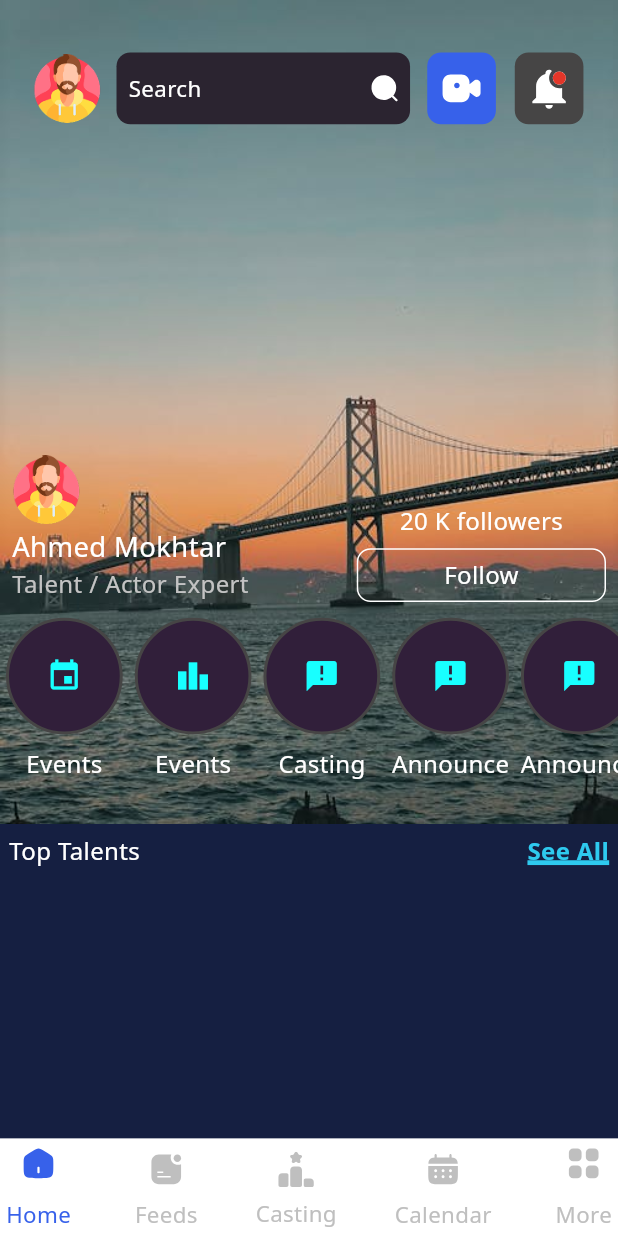
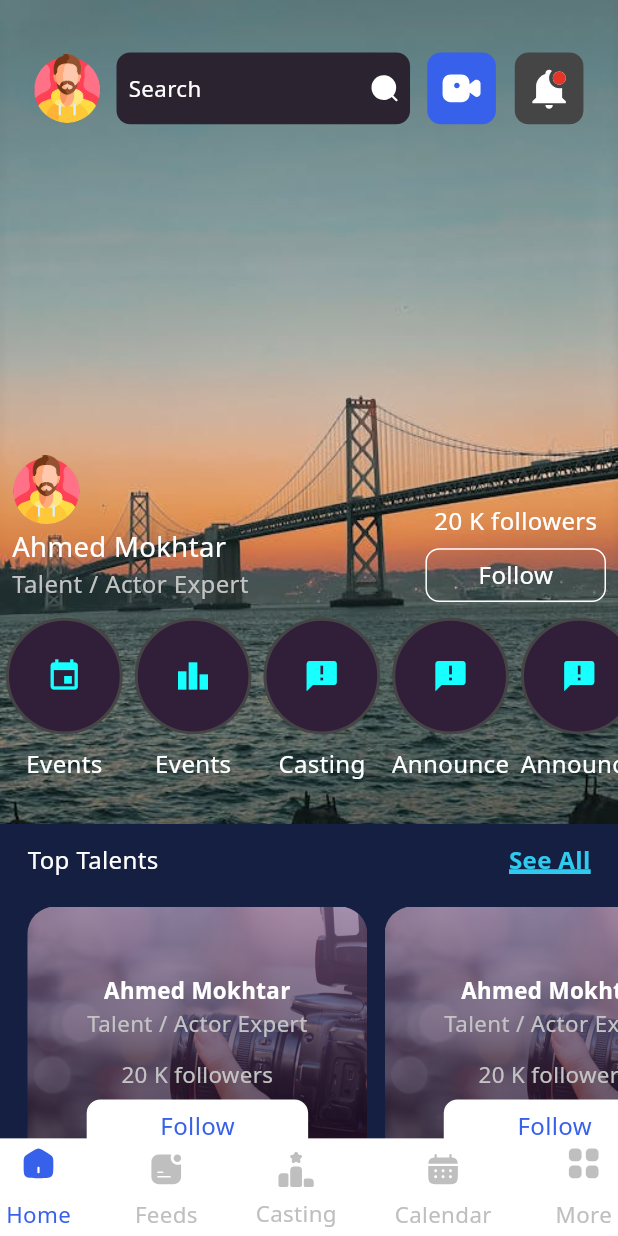
Before and after one commit to TopBusiness-Flutter-Projects/mawhebtak, a Flutter app: the MainScreen screen opened by its route, on a phone screen of 412 x 824 dp. Run offline on Flutter 3.47's test engine with Material 3 defaults, Android fonts, the light colour scheme and no system bars; drawn by our look-alikes of auto_size_text; our stand-ins replace awesome_dialog, cached_network_image, connectivity_plus, dartz, dio, easy_localization and 11 more; missing offline and left inert: overlay_loader_with_app_icon; accounts and stored records are empty; Roboto replaces fonts that are missing (Noto Sans); project files that could hold a hidden picture were left out.

Commit message:
edits home'

```diff
--- a/assets/lang/ar.json
+++ b/assets/lang/ar.json
@@ -30,6 +30,7 @@
   "forget_Password": "نسيت كلمة المرور",
   "reset_password": "اعادة تعين كلمة المرور",
   "follow": "متابعه",
+  "top_events": "اهم الاحداث",
   "sanaaaaaaaaaaaaaaaaaaaaaaaaaa": ""
 
 }
--- a/assets/lang/en.json
+++ b/assets/lang/en.json
@@ -28,5 +28,6 @@
     "forget_Password": "Forget Password",
     "reset_password": "Reset Password",
     "follow": "Follow",
+    "top_events": "Top Events",
     "sanaaaaaaaaaaaaaaaaaaaaaaaaaa": ""
 }
--- a/lib/core/utils/app_fonts.dart
+++ b/lib/core/utils/app_fonts.dart
@@ -66,6 +66,7 @@ TextStyle getMediumStyle({Color? color, double? fontHeight, double? fontSize}) {
       fontWeight: FontWeight.w500,
       fontSize: fontSize ?? 18.sp,
       fontHeight: fontHeight);
+
 }
 
 // semi bold style 600
--- a/lib/core/utils/assets_manager.dart
+++ b/lib/core/utils/assets_manager.dart
@@ -13,6 +13,7 @@ class ImageAssets {
   static const String logo2Image = '$imagePath/app_icon.png';
   static const String logo3Image = '$imagePath/app_icon.png';
   static const String logoImage = '$imagePath/1.png';
+  static const String homeTestImage = '$imagePath/home_test_image.png';
   // static const String profileDefault = '$imagePath/1.png';
   static const String topbusinessImage = '$imagePath/topbusiness.png';
   static const String introBackgroundImage = '$imagePath/on1.png';
@@ -39,6 +40,7 @@ class AppIcons {
   static const String more = '$iconsPath/More.svg';
   static const String searchIcon = '$iconsPath/search_icon.svg';
   static const String videoIcon = '$iconsPath/video_icon.svg';
+  static const String calenderIcon = '$iconsPath/calender.svg';
   static const String notificationIcon = '$iconsPath/notification_icon.svg';
   static const String profileDefault = '$iconsPath/profile_image.svg';
 
--- a/lib/features/home/button.dart
+++ b/lib/features/home/follow_button.dart
@@ -1,3 +1,4 @@
+import 'package:auto_size_text/auto_size_text.dart';
 import 'package:flutter/material.dart';
 import 'package:flutter_screenutil/flutter_screenutil.dart';
 
@@ -5,19 +6,21 @@ import '../../../core/utils/app_colors.dart';
 import '../../../core/utils/app_strings.dart';
 import '../../../core/utils/get_size.dart';
 
-class CustomButtonnnnnnnn extends StatelessWidget {
-  const CustomButtonnnnnnnn({
+class CustomContainerButton extends StatelessWidget {
+  const CustomContainerButton({
     super.key,
     this.onTap,
     required this.title,
     this.color,
     this.height,
+    this.width,
     this.textColor,
   });
   final  void Function()? onTap;
   final String title;
   final Color ?textColor;
   final double ?height;
+  final double ?width;
   final Color ?color;
   @override
   Widget build(BuildContext context) {
@@ -26,15 +29,15 @@ class CustomButtonnnnnnnn extends StatelessWidget {
       //   borderRadius: BorderRadius.circular(getSize(context) / 12),
       child: Container(
         height: height??30.h,
-        // width: double.infinity,
+         width: width??null,
         alignment: Alignment.center,
-        padding: EdgeInsets.symmetric(horizontal: 50.w),
+        padding: EdgeInsets.symmetric(horizontal: 30.w),
         decoration: BoxDecoration(
             color: color??AppColors.transparent,
             borderRadius: BorderRadius.circular(8.r),
             border: Border.all(width: 1.0,color: AppColors.white)
         ),
-        child: Text(
+        child: AutoSizeText(
           title,
           style: TextStyle(
               color:textColor ??AppColors.white,
--- a/lib/features/home/screens/home_screen.dart
+++ b/lib/features/home/screens/home_screen.dart
@@ -4,6 +4,8 @@ import 'package:flutter/material.dart';
 import 'package:flutter_svg/flutter_svg.dart';
 import 'package:mawhebtak/features/home/screens/widgets/custom_list.dart';
 import 'package:mawhebtak/features/home/screens/widgets/custom_row.dart';
+import 'package:mawhebtak/features/home/screens/widgets/custom_top_event.dart';
+import 'package:mawhebtak/features/home/screens/widgets/custom_top_talents_list.dart';
 import 'package:mawhebtak/features/home/screens/widgets/under_custom_row.dart';
 import 'package:video_player/video_player.dart';
 import 'package:flutter_bloc/flutter_bloc.dart';
@@ -12,6 +14,7 @@ import 'package:mawhebtak/features/home/screens/widgets/custom_app_bar_row.dart'
 import '../../../core/exports.dart';
 import '../cubit/home_cubit.dart';
 import '../cubit/home_state.dart';
+import '../follow_button.dart';
 final List<_HomeItem> items = [
   _HomeItem(icon: Icons.event, label: 'Events'),
   _HomeItem(icon: Icons.leaderboard, label: 'Events'),
@@ -60,56 +63,71 @@ class _HomeScreenState extends State<HomeScreen> {
 
   @override
   Widget build(BuildContext context) {
-
     var cubit = context.read<HomeCubit>();
     return BlocBuilder<HomeCubit, HomeState>(builder: (context, state) {
-      return Container(
-        height: getHeightSize(context),
+      return Scaffold(
+        body: Container(
+        //  height: getHeightSize(context),
           width: getWidthSize(context),
           color: AppColors.homeColor,
-        child:  Column(
-          crossAxisAlignment: CrossAxisAlignment.start,
-          mainAxisAlignment: MainAxisAlignment.start,
+          child: ListView(
+           // crossAxisAlignment: CrossAxisAlignment.start,
             children: [
               Stack(
                 children: [
-              Container(
-               // color: Colors.green,
+                  SizedBox(
                     height: getHeightSize(context) / 1.5,
                     width: getWidthSize(context),
-                child: Image.asset(ImageAssets.testImage, width: getWidthSize(context) ,  height: getHeightSize(context) / 1.5,),
+                    child: Image.asset(
+                      ImageAssets.testImage,
+                      fit: BoxFit.cover,
                     ),
-
-              // Row اللي فوق
+                  ),
                   Positioned(
                     top: 35,
                     left: 16,
                     right: 16,
                     child: CustomAppBarRow(),
                   ),
+                  UnderCustomRow(),
+                  CustomList(),
+                ],
+              ),
+              SizedBox(height: 10.h),
+              CustomRow(text: 'top_talents',),
+              SizedBox(height: 4.h,),
+              SizedBox(
+                   height: 184.h,
 
-              // تحت الـ Row
-              // Positioned(
-              //   top: 80,
-              //   left: 0,
-              //   right: 0,
-              //   child:,
-              // ),
-              UnderCustomRow(),
-              // تحت UnderCustomRow مباشرة
-              CustomList(),
+                child: ListView.builder(
+                  scrollDirection: Axis.horizontal,
+                  physics: AlwaysScrollableScrollPhysics(),
+                  itemCount:items.length,
+                  shrinkWrap: true,
+                  itemBuilder: (BuildContext context, int index) {
+                  return CustomTopTalentsList(isLeftPadding:index==0?true:false, isRightPadding: index==items.length-1?true:false,);
+                },),
+              ),
+              CustomRow(text: 'top_events',),
+              SizedBox(height: 4.h,),
 
+              SizedBox(
+                height: 215.h,
+
+                child: ListView.builder(
+                  scrollDirection: Axis.horizontal,
+                  physics: AlwaysScrollableScrollPhysics(),
+                  itemCount:items.length,
+                  shrinkWrap: true,
+                  itemBuilder: (BuildContext context, int index) {
+                    return CustomTopEventList(isLeftPadding:index==0?true:false, isRightPadding: index==items.length-1?true:false,);
+                  },),
+              ),
+              SizedBox(height: 60.h),
 
             ],
           ),
-
-
-           SizedBox(height: 5.h),
-          CustomRow()
-
-        ],
         ),
-
       );
     });
   }
--- a/lib/features/home/screens/widgets/custom_row.dart
+++ b/lib/features/home/screens/widgets/custom_row.dart
@@ -3,18 +3,18 @@ import 'package:easy_localization/easy_localization.dart';
 import '../../../../core/exports.dart';
 
 class CustomRow extends StatelessWidget {
-  const CustomRow({super.key});
-
+   CustomRow({super.key,required this.text});
+String text;
   @override
   Widget build(BuildContext context) {
     return Padding(
-      padding: const EdgeInsets.symmetric(horizontal: 6.0),
+      padding:  EdgeInsets.symmetric(horizontal: 16.0.w),
       child: Row(
         crossAxisAlignment: CrossAxisAlignment.start,
         mainAxisAlignment: MainAxisAlignment.spaceBetween,
         children: [
 
-          Text("top_talents".tr(),style: getMediumStyle(fontSize: 14.sp,color: AppColors.white),),
+          Text(text.tr(),style: getMediumStyle(fontSize: 14.sp,color: AppColors.white),),
           Text("see_all".tr(),style: getUnderLine(fontSize: 14.sp,color: AppColors.lbny),),
 
         ],),
--- /dev/null
+++ b/lib/features/home/screens/widgets/custom_top_event.dart
@@ -0,0 +1,96 @@
+import 'package:easy_localization/easy_localization.dart';
+import 'package:flutter_svg/flutter_svg.dart';
+
+import '../../../../core/exports.dart';
+import '../../follow_button.dart';
+
+class CustomTopEventList extends StatelessWidget {
+  const CustomTopEventList({super.key,required this.isLeftPadding,required this.isRightPadding});
+  final bool isLeftPadding;
+  final bool isRightPadding;
+  @override
+  Widget build(BuildContext context) {
+    return  Padding(
+      padding: EdgeInsetsDirectional.only(start:isLeftPadding? 16.w:10.w,end: isRightPadding?16.w:0.0),
+      child: Stack(
+        alignment: Alignment.centerLeft, // Add alignment to the Stack
+        children: [
+          // Image container
+          ClipRRect(
+            borderRadius: BorderRadius.circular(16.r),
+            child: SizedBox(
+              height: 200.h,
+              width: 287.w,
+              child: Image.asset(
+                ImageAssets.homeTestImage,
+                fit: BoxFit.cover,
+              ),
+            ),
+          ),
+          // Overlay with semi-transparent background for better text visibility
+          // ClipRRect(
+          //   borderRadius: BorderRadius.circular(16.r),
+          //   child: Container(
+          //     height: 184.h,
+          //     width: 198.w,
+          //     color: Colors.black.withOpacity(0.5), // Semi-transparent overlay
+          //   ),
+          // ),
+          // Content to display over image
+          SizedBox(
+            width: 198.w, // Match image width
+            height: 184.h, // Match image height
+            child: Padding(
+              padding: const EdgeInsets.all(8.0),
+              child: Column(
+                mainAxisAlignment: MainAxisAlignment.start, // Center vertically
+                crossAxisAlignment: CrossAxisAlignment.start, // Center horizontally
+                children: [
+                  SizedBox(height: 80),
+
+                  Text(
+
+                    "Ahmed Mokhtar",
+                    style: getMediumStyle(color: AppColors.white, fontSize: 14.sp,),
+                    textAlign: TextAlign.left,
+                  ),
+                  Text(
+                    "We can meet with best artists in egypt to can match rqueriments anywhere",
+                    style: getRegularStyle(color: AppColors.grayText, fontSize: 12.sp),
+                    textAlign: TextAlign.left,
+                  ),
+                  SizedBox(height: 10.h),
+
+
+                  Row(
+                    crossAxisAlignment: CrossAxisAlignment.start,
+                    mainAxisAlignment: MainAxisAlignment.start,
+                    children: [
+                      Row(
+                        crossAxisAlignment: CrossAxisAlignment.start,
+                        mainAxisAlignment: MainAxisAlignment.start,
+                        children: [
+                        SvgPicture.asset(AppIcons.calenderIcon),
+                        Text("16 june 2022",style: getRegularStyle(fontSize: 13.sp),),
+                      ],),
+                      Spacer(),
+                      Text("16 june 2022",style: getRegularStyle(fontSize: 13.sp),),
+
+                      // CustomContainerButton(
+                      //   title: "follow".tr(),
+                      //   color: AppColors.white,
+                      //   textColor: AppColors.primary,
+                      //   width: 100.w,
+                      // ),
+                    ],
+                  ),
+                  SizedBox(height: 5.h,)
+                ],
+              ),
+            ),
+          ),
+        ],
+      ),
+    );
+  }
+}
--- /dev/null
+++ b/lib/features/home/screens/widgets/custom_top_talents_list.dart
@@ -0,0 +1,84 @@
+import 'package:easy_localization/easy_localization.dart';
+
+import '../../../../core/exports.dart';
+import '../../follow_button.dart';
+
+class CustomTopTalentsList extends StatelessWidget {
+  const CustomTopTalentsList({super.key,required this.isLeftPadding,required this.isRightPadding});
+ final bool isLeftPadding;
+ final bool isRightPadding;
+  @override
+  Widget build(BuildContext context) {
+    return  Padding(
+      padding: EdgeInsetsDirectional.only(start:isLeftPadding? 16.w:10.w,end: isRightPadding?16.w:0.0),
+      child: Stack(
+        alignment: Alignment.centerLeft, // Add alignment to the Stack
+        children: [
+          // Image container
+          ClipRRect(
+            borderRadius: BorderRadius.circular(16.r),
+            child: SizedBox(
+              height: 160.h,
+              width: 198.w,
+              child: Image.asset(
+                ImageAssets.homeTestImage,
+                fit: BoxFit.cover,
+              ),
+            ),
+          ),
+          // Overlay with semi-transparent background for better text visibility
+          // ClipRRect(
+          //   borderRadius: BorderRadius.circular(16.r),
+          //   child: Container(
+          //     height: 184.h,
+          //     width: 198.w,
+          //     color: Colors.black.withOpacity(0.5), // Semi-transparent overlay
+          //   ),
+          // ),
+          // Content to display over image
+          SizedBox(
+            width: 198.w, // Match image width
+            height: 184.h, // Match image height
+            child: Column(
+              mainAxisAlignment: MainAxisAlignment.center, // Center vertically
+              crossAxisAlignment: CrossAxisAlignment.center, // Center horizontally
+              children: [
+                SizedBox(height: 20.h),
+
+                Text(
+                  "Ahmed Mokhtar",
+                  style: getSemiBoldStyle(color: AppColors.white, fontSize: 13.sp),
+                  textAlign: TextAlign.center,
+                ),
+                Text(
+                  "Talent / Actor Expert",
+                  style: getRegularStyle(color: AppColors.grayText, fontSize: 13.sp),
+                  textAlign: TextAlign.center,
+                ),
+                SizedBox(height: 10.h),
+
+                Text(
+                  "20 K followers",
+                  style: getMediumStyle(color: AppColors.grayText, fontSize: 13.sp),
+                  textAlign: TextAlign.center,
+                ),
+                5.verticalSpace,
+                Padding(
+                  padding: EdgeInsets.symmetric(horizontal: 8.0.w),
+                  child: CustomContainerButton(
+                    title: "follow".tr(),
+                    color: AppColors.white,
+                    textColor: AppColors.primary,
+                    width: 129.w,
+                  ),
+
+                ),
+                SizedBox(height: 5.h,)
+              ],
+            ),
+          ),
+        ],
+      ),
+    );
+  }
+}
--- a/lib/features/home/screens/widgets/under_custom_row.dart
+++ b/lib/features/home/screens/widgets/under_custom_row.dart
@@ -2,7 +2,7 @@ import 'package:easy_localization/easy_localization.dart';
 
 import '../../../../core/exports.dart';
 import '../../../../core/widgets/custom_button.dart';
-import '../../button.dart';
+import '../../follow_button.dart';
 
 class UnderCustomRow extends StatelessWidget {
   const UnderCustomRow({super.key});
@@ -52,7 +52,7 @@ class UnderCustomRow extends StatelessWidget {
                   Text("20 K followers", style: getMediumStyle(color: AppColors.white,fontSize: 14.sp)),
                   SizedBox(height: 5.h,),
                   // Text("Ahmed Mokhtar", style: getMediumStyle(color: AppColors.white)),
-                  CustomButtonnnnnnnn(title: "follow".tr(),)
+                  CustomContainerButton(title: "follow".tr(),)
                 ],
               ),
             ),
--- a/lib/features/main_screen/cubit/cubit.dart
+++ b/lib/features/main_screen/cubit/cubit.dart
@@ -13,6 +13,7 @@ class MainCubit extends Cubit<MainState> {
       Container(color: AppColors.black,),
       Container(width: 200,height: 200,color: AppColors.secondPrimary,),
       Container(width: 200,height: 200,color: AppColors.blackLite,),
+      Container(width: 200,height: 200,color: AppColors.blackLite,),
     // const MyReservationsScreen(),
     // const FavouritesScreen(),
     // const AccountScreen()
```
Also changed, not shown: assets/icons/calender.svg (added), assets/images/home_test_image.png (added). Lines whose indentation alone changed are shown as unchanged.
